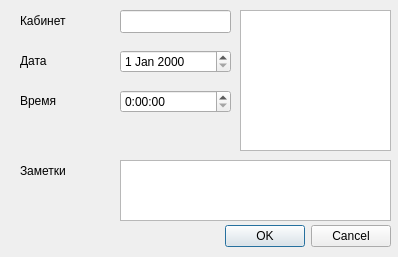
This is addeventdialog.ui in group93492/equipment-reminder as Qt 5 draws it before an edit. The edited form follows.
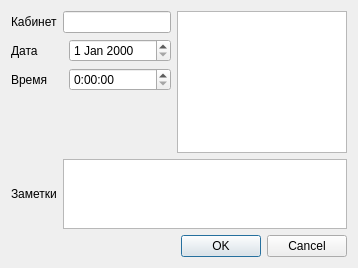
This is the edited form.

The edit to the form file:
```diff
--- a/addeventdialog.ui
+++ b/addeventdialog.ui
@@ -6,134 +6,146 @@
    <rect>
     <x>0</x>
     <y>0</y>
-    <width>398</width>
-    <height>257</height>
+    <width>358</width>
+    <height>268</height>
    </rect>
   </property>
+  <property name="sizePolicy">
+   <sizepolicy hsizetype="Preferred" vsizetype="Preferred">
+    <horstretch>0</horstretch>
+    <verstretch>0</verstretch>
+   </sizepolicy>
+  </property>
   <property name="windowTitle">
    <string>Dialog</string>
   </property>
-  <widget class="QDialogButtonBox" name="buttonBox">
-   <property name="geometry">
-    <rect>
-     <x>70</x>
-     <y>220</y>
-     <width>321</width>
-     <height>32</height>
-    </rect>
-   </property>
-   <property name="orientation">
-    <enum>Qt::Horizontal</enum>
-   </property>
-   <property name="standardButtons">
-    <set>QDialogButtonBox::Cancel|QDialogButtonBox::Ok</set>
-   </property>
-  </widget>
-  <widget class="QDateEdit" name="dateEdit">
-   <property name="geometry">
-    <rect>
-     <x>120</x>
-     <y>50</y>
-     <width>111</width>
-     <height>23</height>
-    </rect>
-   </property>
-  </widget>
-  <widget class="QTimeEdit" name="timeEdit">
-   <property name="geometry">
-    <rect>
-     <x>120</x>
-     <y>90</y>
-     <width>111</width>
-     <height>23</height>
-    </rect>
-   </property>
-   <property name="displayFormat">
-    <string>H:mm:ss</string>
-   </property>
-  </widget>
-  <widget class="QLineEdit" name="cabinetEdit">
-   <property name="geometry">
-    <rect>
-     <x>120</x>
-     <y>10</y>
-     <width>111</width>
-     <height>23</height>
-    </rect>
-   </property>
-  </widget>
-  <widget class="QLabel" name="cabinet">
-   <property name="geometry">
-    <rect>
-     <x>20</x>
-     <y>10</y>
-     <width>56</width>
-     <height>21</height>
-    </rect>
-   </property>
-   <property name="text">
-    <string>Кабинет</string>
-   </property>
-  </widget>
-  <widget class="QLabel" name="date">
-   <property name="geometry">
-    <rect>
-     <x>20</x>
-     <y>50</y>
-     <width>56</width>
-     <height>21</height>
-    </rect>
-   </property>
-   <property name="text">
-    <string>Дата</string>
-   </property>
-  </widget>
-  <widget class="QLabel" name="time">
-   <property name="geometry">
-    <rect>
-     <x>20</x>
-     <y>90</y>
-     <width>56</width>
-     <height>21</height>
-    </rect>
-   </property>
-   <property name="text">
-    <string>Время</string>
-   </property>
-  </widget>
-  <widget class="QLabel" name="notes">
-   <property name="geometry">
-    <rect>
-     <x>20</x>
-     <y>160</y>
-     <width>56</width>
-     <height>21</height>
-    </rect>
-   </property>
-   <property name="text">
-    <string>Заметки</string>
-   </property>
-  </widget>
-  <widget class="QTextEdit" name="notesEdit">
-   <property name="geometry">
-    <rect>
-     <x>120</x>
-     <y>160</y>
-     <width>271</width>
-     <height>61</height>
-    </rect>
-   </property>
-  </widget>
-  <widget class="QListWidget" name="listWidget">
-   <property name="geometry">
-    <rect>
-     <x>240</x>
-     <y>10</y>
-     <width>151</width>
-     <height>141</height>
-    </rect>
-   </property>
-  </widget>
+  <layout class="QHBoxLayout" name="horizontalLayout_7">
+   <item>
+    <layout class="QVBoxLayout" name="verticalLayout" stretch="5,2,1">
+     <item>
+      <layout class="QHBoxLayout" name="horizontalLayout">
+       <item>
+        <layout class="QVBoxLayout" name="verticalLayout_3" stretch="1,1,1,1">
+         <item>
+          <layout class="QHBoxLayout" name="horizontalLayout_6" stretch="1,4">
+           <item>
+            <widget class="QLabel" name="cabinet">
+             <property name="text">
+              <string>Кабинет</string>
+             </property>
+            </widget>
+           </item>
+           <item>
+            <widget class="QLineEdit" name="cabinetEdit">
+             <property name="sizePolicy">
+              <sizepolicy hsizetype="Minimum" vsizetype="Fixed">
+               <horstretch>0</horstretch>
+               <verstretch>0</verstretch>
+              </sizepolicy>
+             </property>
+            </widget>
+           </item>
+          </layout>
+         </item>
+         <item>
+          <layout class="QHBoxLayout" name="horizontalLayout_5" stretch="1,4">
+           <item>
+            <widget class="QLabel" name="date">
+             <property name="minimumSize">
+              <size>
+               <width>52</width>
+               <height>0</height>
+              </size>
+             </property>
+             <property name="text">
+              <string>Дата</string>
+             </property>
+            </widget>
+           </item>
+           <item>
+            <widget class="QDateEdit" name="dateEdit"/>
+           </item>
+          </layout>
+         </item>
+         <item>
+          <layout class="QHBoxLayout" name="horizontalLayout_4" stretch="1,4">
+           <item>
+            <widget class="QLabel" name="time">
+             <property name="minimumSize">
+              <size>
+               <width>52</width>
+               <height>0</height>
+              </size>
+             </property>
+             <property name="text">
+              <string>Время</string>
+             </property>
+            </widget>
+           </item>
+           <item>
+            <widget class="QTimeEdit" name="timeEdit">
+             <property name="displayFormat">
+              <string>H:mm:ss</string>
+             </property>
+            </widget>
+           </item>
+          </layout>
+         </item>
+         <item>
+          <spacer name="verticalSpacer_3">
+           <property name="orientation">
+            <enum>Qt::Vertical</enum>
+           </property>
+           <property name="sizeHint" stdset="0">
+            <size>
+             <width>20</width>
+             <height>40</height>
+            </size>
+           </property>
+          </spacer>
+         </item>
+        </layout>
+       </item>
+       <item>
+        <layout class="QVBoxLayout" name="verticalLayout_2">
+         <item>
+          <widget class="QListWidget" name="listWidget"/>
+         </item>
+        </layout>
+       </item>
+      </layout>
+     </item>
+     <item>
+      <layout class="QHBoxLayout" name="horizontalLayout_2">
+       <item>
+        <widget class="QLabel" name="notes">
+         <property name="text">
+          <string>Заметки</string>
+         </property>
+        </widget>
+       </item>
+       <item>
+        <widget class="QTextEdit" name="notesEdit"/>
+       </item>
+      </layout>
+     </item>
+     <item>
+      <layout class="QHBoxLayout" name="horizontalLayout_3">
+       <item>
+        <widget class="QDialogButtonBox" name="buttonBox">
+         <property name="orientation">
+          <enum>Qt::Horizontal</enum>
+         </property>
+         <property name="standardButtons">
+          <set>QDialogButtonBox::Cancel|QDialogButtonBox::Ok</set>
+         </property>
+        </widget>
+       </item>
+      </layout>
+     </item>
+    </layout>
+   </item>
+  </layout>
  </widget>
  <resources/>
  <connections>
```
